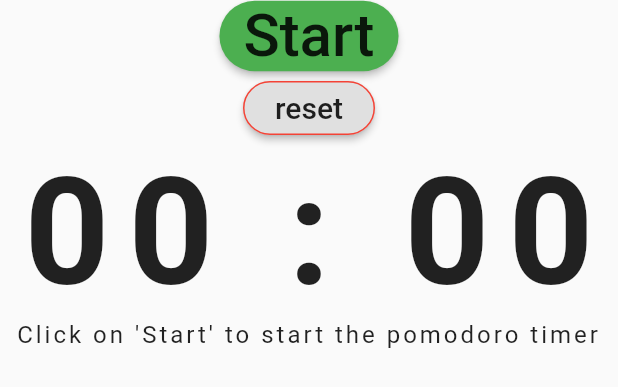
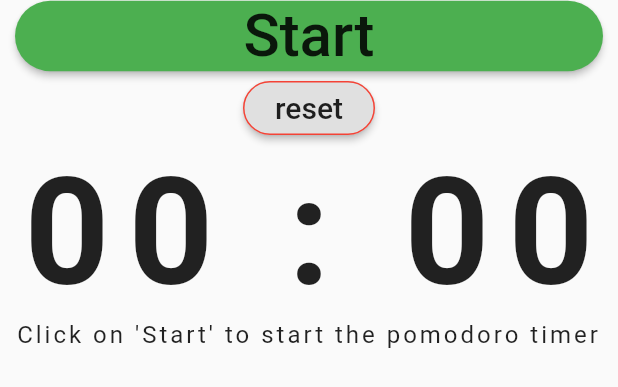
Before and after one commit to mobileappdevhm19/lust-LibraryUniversalSwissTool, a Flutter app: the PomodoroTimer widget shown alone on an empty page, opened directly with empty values, on a phone screen of 412 x 824 dp. Shown: the top 387 px of the screen. Run offline on Flutter 3.47's test engine with Material 2 defaults, Android fonts, the phone set to English and light mode, and no system bars; our stand-ins replace charts_flutter, cloud_firestore, firebase_auth, geolocator, shared_preferences; accounts and stored records are empty.

Commit message:
optical changes and tooltips

```diff
--- a/lust/lib/widgets/pomodoroPage/pomodoroTimer.dart
+++ b/lust/lib/widgets/pomodoroPage/pomodoroTimer.dart
@@ -265,7 +265,7 @@ class PomodoroTimerState extends State<PomodoroTimer> {
         child: Column(
           children: <Widget>[
             SizedBox(
-                //width: MediaQuery.of(context).size.width, //screen width
+                width: MediaQuery.of(context).size.width, //screen width
                 //height: 100.0,
                 child:
                 RaisedButton(
```
